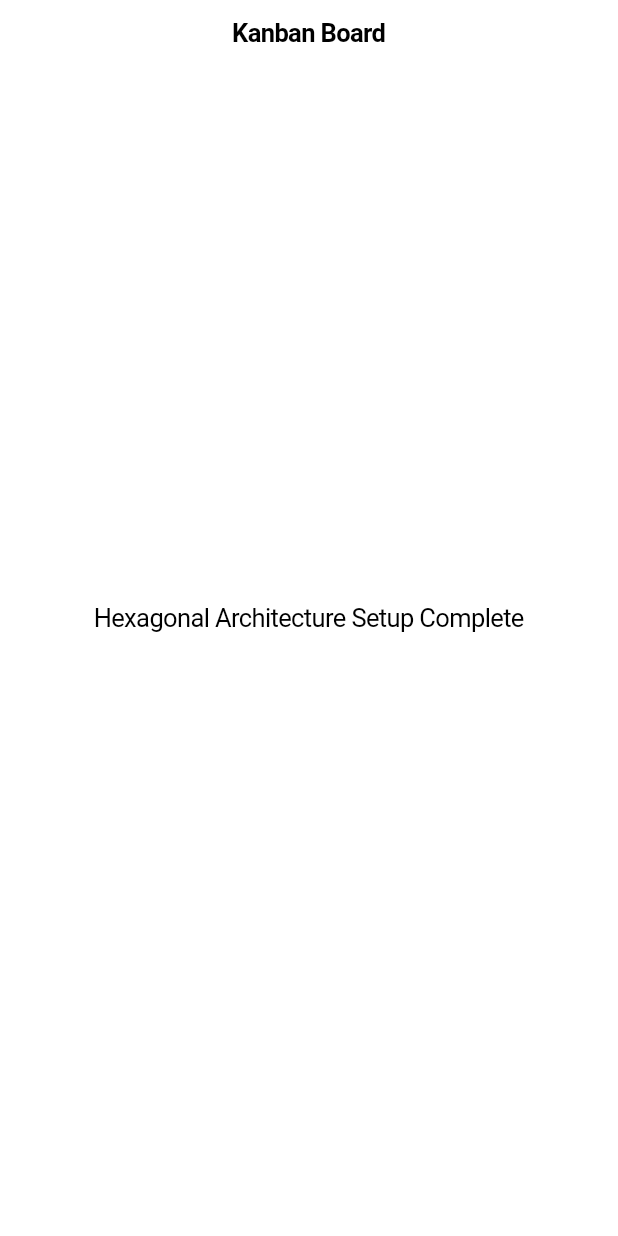
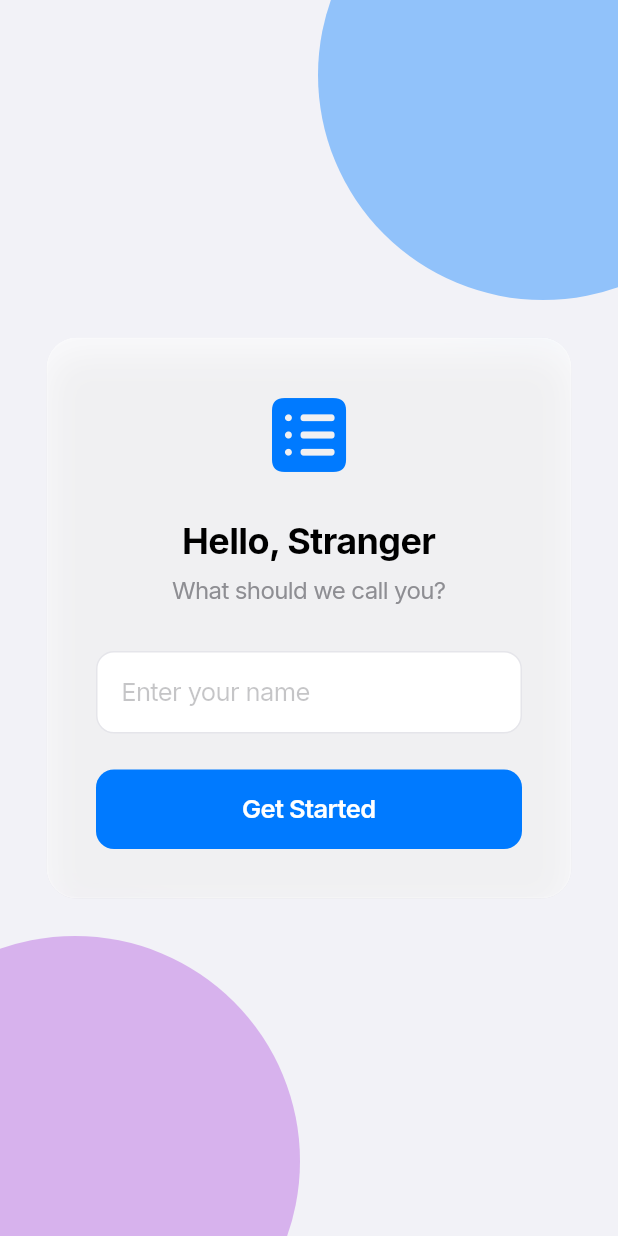
Before and after one commit to eren0315/kanban_board, a Flutter app: the screen it shows after launch, on a phone screen of 412 x 824 dp. Run offline on Flutter 3.47's test engine with Material 3 defaults, Android fonts, the phone set to English and light mode, and no system bars; our stand-ins replace flutter_dotenv, flutter_riverpod, go_router, google_fonts, supabase_flutter; accounts and stored records are empty.

Commit message:
Fix compilation errors: Update AuthViewModel to Riverpod 2.0 and fix main.dart

```diff
--- a/lib/main.dart
+++ b/lib/main.dart
@@ -1,8 +1,8 @@
 import 'package:flutter/cupertino.dart';
 import 'package:flutter_dotenv/flutter_dotenv.dart';
 import 'package:flutter_riverpod/flutter_riverpod.dart';
-import 'package:go_router/go_router.dart';
 import 'package:supabase_flutter/supabase_flutter.dart';
+import 'presentation/router/router.dart';
 
 Future<void> main() async {
   WidgetsFlutterBinding.ensureInitialized();
@@ -18,8 +18,6 @@ Future<void> main() async {
     );
   } catch (e) {
     debugPrint('Initialization Error: $e');
-    // Continue running app even if initialization fails,
-    // so we can show a friendly error screen instead of a black screen.
   }
 
   runApp(
@@ -29,37 +27,21 @@ Future<void> main() async {
   );
 }
 
-class KanbanApp extends StatelessWidget {
+class KanbanApp extends ConsumerWidget {
   const KanbanApp({super.key});
 
   @override
-  Widget build(BuildContext context) {
+  Widget build(BuildContext context, WidgetRef ref) {
+    final router = ref.watch(routerProvider);
+
     return CupertinoApp.router(
       title: 'iOS Kanban Board',
       theme: const CupertinoThemeData(
         brightness: Brightness.light,
         primaryColor: CupertinoColors.systemBlue,
       ),
-      routerConfig: _router,
+      routerConfig: router,
       debugShowCheckedModeBanner: false,
     );
   }
 }
-
-// Basic GoRouter Setup
-final GoRouter _router = GoRouter(
-  initialLocation: '/',
-  routes: [
-    GoRoute(
-      path: '/',
-      builder: (context, state) => const CupertinoPageScaffold(
-        navigationBar: CupertinoNavigationBar(
-          middle: Text('Kanban Board'),
-        ),
-        child: Center(
-          child: Text('Hexagonal Architecture Setup Complete'),
-        ),
-      ),
-    ),
-  ],
-);
--- /dev/null
+++ b/lib/presentation/login/login_screen.dart
@@ -0,0 +1,159 @@
+import 'dart:ui'; // For BackdropFilter
+import 'package:flutter/cupertino.dart';
+import 'package:flutter_riverpod/flutter_riverpod.dart';
+import 'package:google_fonts/google_fonts.dart';
+import '../../core/providers/providers.dart';
+import 'auth_view_model.dart';
+
+class LoginScreen extends ConsumerStatefulWidget {
+  const LoginScreen({super.key});
+
+  @override
+  ConsumerState<LoginScreen> createState() => _LoginScreenState();
+}
+
+class _LoginScreenState extends ConsumerState<LoginScreen> {
+  final TextEditingController _controller = TextEditingController();
+
+  void _handleLogin() {
+    final username = _controller.text;
+    ref.read(authViewModelProvider.notifier).login(username);
+  }
+
+  @override
+  Widget build(BuildContext context) {
+    final authState = ref.watch(authViewModelProvider);
+
+    return CupertinoPageScaffold(
+      // Gradient Background
+      backgroundColor: CupertinoColors.systemGroupedBackground,
+      child: Stack(
+        children: [
+          // 1. Colorful Gradient Mesh (Simulated with Containers)
+          Positioned(
+            top: -100,
+            right: -100,
+            child: Container(
+              width: 300,
+              height: 300,
+              decoration: BoxDecoration(
+                shape: BoxShape.circle,
+                color: CupertinoColors.systemBlue.withOpacity(0.4),
+              ),
+            ),
+          ),
+          Positioned(
+            bottom: -100,
+            left: -100,
+            child: Container(
+              width: 300,
+              height: 300,
+              decoration: BoxDecoration(
+                shape: BoxShape.circle,
+                color: CupertinoColors.systemPurple.withOpacity(0.4),
+              ),
+            ),
+          ),
+
+          // 2. Main Content Center
+          Center(
+            child: ClipRRect(
+              borderRadius: BorderRadius.circular(20),
+              child: BackdropFilter(
+                filter: ImageFilter.blur(sigmaX: 20, sigmaY: 20),
+                child: Container(
+                  width: 350,
+                  padding: const EdgeInsets.all(32),
+                  decoration: BoxDecoration(
+                    color: CupertinoColors.white.withOpacity(0.6),
+                    borderRadius: BorderRadius.circular(20),
+                    border: Border.all(
+                      color: CupertinoColors.white.withOpacity(0.2),
+                    ),
+                    boxShadow: [
+                      BoxShadow(
+                        color: CupertinoColors.black.withOpacity(0.1),
+                        blurRadius: 20,
+                        offset: const Offset(0, 10),
+                      ),
+                    ],
+                  ),
+                  child: Column(
+                    mainAxisSize: MainAxisSize.min,
+                    children: [
+                      // Logo / Icon
+                      const Icon(
+                        CupertinoIcons.square_list_fill,
+                        size: 64,
+                        color: CupertinoColors.activeBlue,
+                      ),
+                      const SizedBox(height: 24),
+
+                      // Title
+                      Text(
+                        'Hello, Stranger',
+                        style: GoogleFonts.inter(
+                          fontSize: 24,
+                          fontWeight: FontWeight.bold,
+                          color: CupertinoColors.black,
+                        ),
+                      ),
+                      const SizedBox(height: 8),
+                      Text(
+                        'What should we call you?',
+                        style: GoogleFonts.inter(
+                          fontSize: 16,
+                          color: CupertinoColors.systemGrey,
+                        ),
+                      ),
+                      const SizedBox(height: 32),
+
+                      // Input Field
+                      CupertinoTextField(
+                        controller: _controller,
+                        placeholder: 'Enter your name',
+                        padding: const EdgeInsets.symmetric(horizontal: 16, vertical: 16),
+                        decoration: BoxDecoration(
+                          color: CupertinoColors.white,
+                          borderRadius: BorderRadius.circular(12),
+                          border: Border.all(color: CupertinoColors.systemGrey5),
+                        ),
+                        style: GoogleFonts.inter(),
+                      ),
+                      const SizedBox(height: 24),
+
+                      // Error Message
+                      if (authState.error != null)
+                        Padding(
+                          padding: const EdgeInsets.only(bottom: 16),
+                          child: Text(
+                            authState.error!,
+                            style: const TextStyle(color: CupertinoColors.destructiveRed),
+                          ),
+                        ),
+
+                      // Button
+                      SizedBox(
+                        width: double.infinity,
+                        child: CupertinoButton.filled(
+                          onPressed: authState.isLoading ? null : _handleLogin,
+                          borderRadius: BorderRadius.circular(12),
+                          child: authState.isLoading
+                              ? const CupertinoActivityIndicator(color: CupertinoColors.white)
+                              : Text(
+                                  'Get Started',
+                                  style: GoogleFonts.inter(fontWeight: FontWeight.w600),
+                                ),
+                        ),
+                      ),
+                    ],
+                  ),
+                ),
+              ),
+            ),
+          ),
+        ],
+      ),
+    );
+  }
+}
--- /dev/null
+++ b/lib/presentation/router/router.dart
@@ -0,0 +1,39 @@
+import 'package:flutter/cupertino.dart';
+import 'package:flutter_riverpod/flutter_riverpod.dart';
+import 'package:go_router/go_router.dart';
+import '../login/auth_view_model.dart';
+import '../login/login_screen.dart';
+
+// Router Provider
+final routerProvider = Provider<GoRouter>((ref) {
+  // Watch Auth State to trigger redirect
+  final authState = ref.watch(authViewModelProvider);
+
+  return GoRouter(
+    initialLocation: '/login',
+    routes: [
+      GoRoute(
+        path: '/login',
+        builder: (context, state) => const LoginScreen(),
+      ),
+      GoRoute(
+        path: '/',
+        builder: (context, state) => const Center(child: Text('Board Screen (Coming Soon)')),
+      ),
+    ],
+    redirect: (context, state) {
+      final isLoggedIn = authState.user != null;
+      final isLoginRoute = state.uri.toString() == '/login';
+
+      if (!isLoggedIn && !isLoginRoute) {
+        return '/login';
+      }
+
+      if (isLoggedIn && isLoginRoute) {
+        return '/';
+      }
+
+      return null;
+    },
+  );
+});
```
Also changed, not shown: lib/core/providers/providers.dart (added, +15 -0 lines), lib/domain/auth/auth_repository.dart (added, +13 -0 lines), lib/domain/auth/user_model.dart (added, +27 -0 lines), lib/infrastructure/auth/supabase_auth_repository.dart (added, +52 -0 lines), lib/presentation/login/auth_view_model.dart (added, +62 -0 lines), 1 other file.
